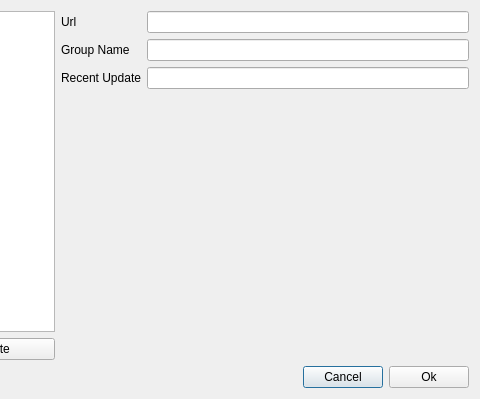
This is ui/subscribedialog.ui in Trojan-Qt5/Trojan-Qt5 as Qt 5 draws it before an edit; both pictures show x 212 to 692 and y 0 to 399 of the 692 by 399 pixel window. The edited form follows.
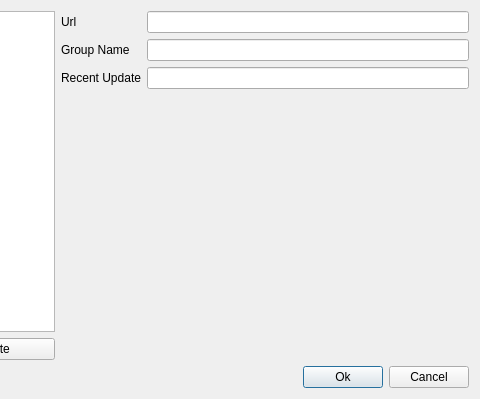
This is the edited form.

```diff
--- a/ui/subscribedialog.ui
+++ b/ui/subscribedialog.ui
@@ -75,16 +75,16 @@
       </spacer>
      </item>
      <item>
-      <widget class="QPushButton" name="cancelButton">
+      <widget class="QPushButton" name="confirmButton">
        <property name="text">
-        <string>Cancel</string>
+        <string>Ok</string>
        </property>
       </widget>
      </item>
      <item>
-      <widget class="QPushButton" name="confirmButton">
+      <widget class="QPushButton" name="cancelButton">
        <property name="text">
-        <string>Ok</string>
+        <string>Cancel</string>
        </property>
       </widget>
      </item>
```
